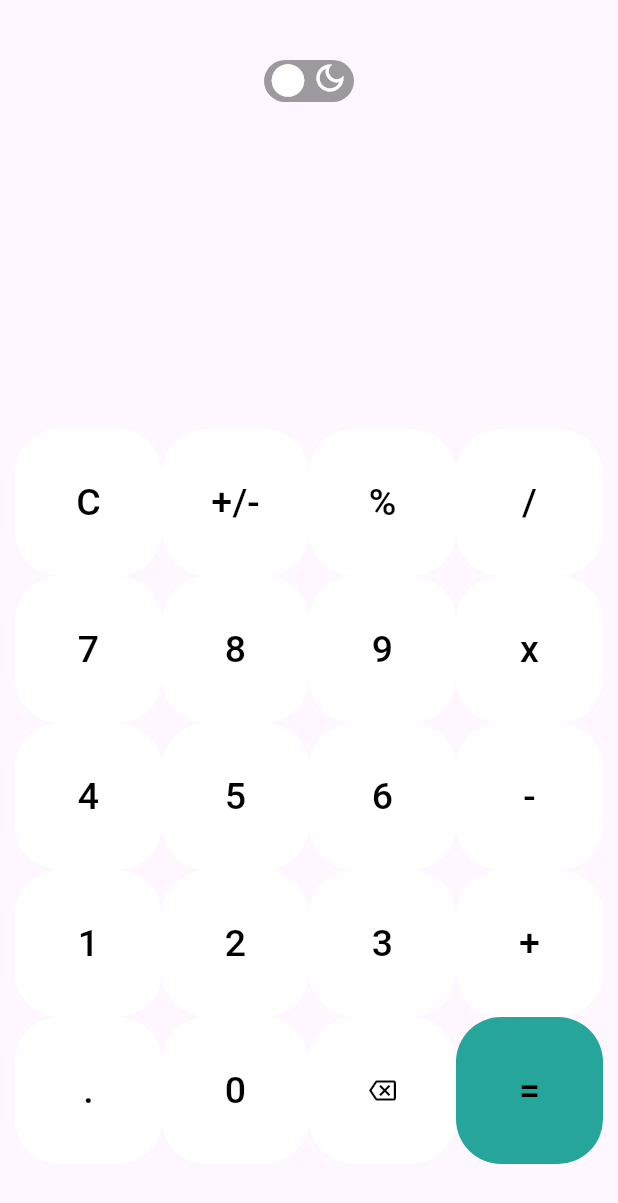
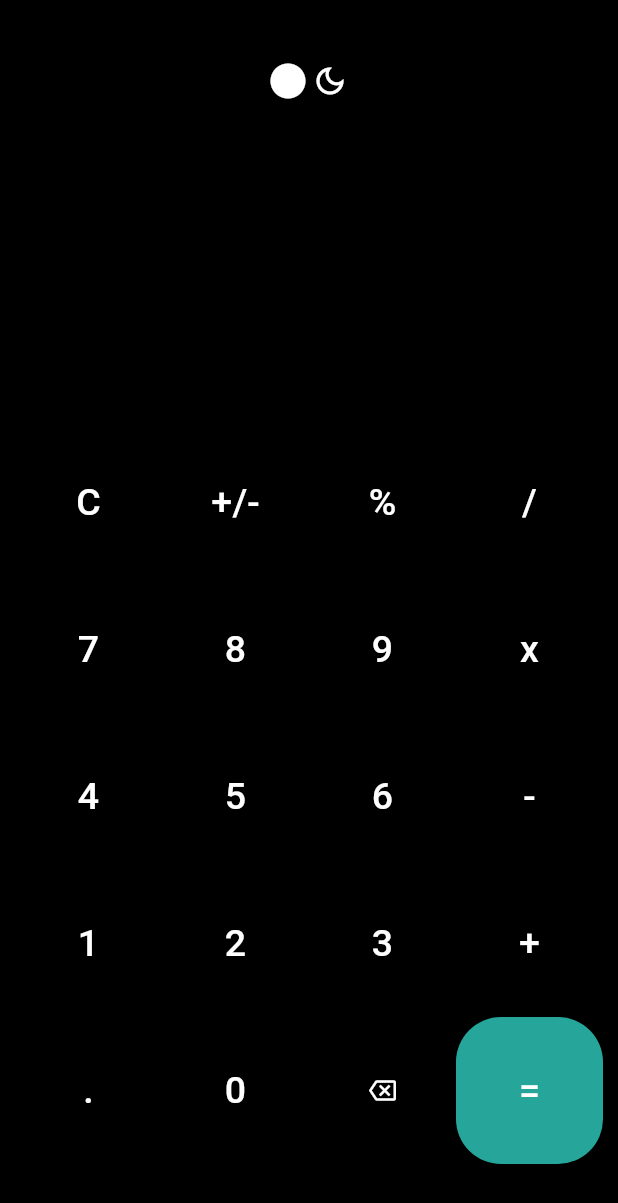
Before and after one commit to MingmarGyalzenSherpa/calculator-flutter, a Flutter app: the screen it shows after launch, after a tap on the "light mode" icon, on a phone screen of 412 x 824 dp. Shown: the top 1203 px of the screen. Run offline on Flutter 3.47's test engine with Material 3 defaults, Android fonts, the phone set to English and light mode, and no system bars; missing offline and left inert: eval_ex.

Commit message:
added light and dark mode theme

```diff
--- a/lib/pages/home.dart
+++ b/lib/pages/home.dart
@@ -97,11 +97,18 @@ class _HomeState extends State<Home> {
       }
 
   }
+  bool isLightMode = true;
 
-  bool isLightMode = true;
+  void changeMode(){
+    setState(() {
+      isLightMode = !isLightMode;
+    });
+    print("light mode = $isLightMode");
+  }
   @override
   Widget build(BuildContext context) {
     return Scaffold(
+      backgroundColor: isLightMode?Colors.white:Colors.black,
       body: SafeArea(
         child: Column(
           // crossAxisAlignment: CrossAxisAlignment.stretch,
@@ -109,9 +116,9 @@ class _HomeState extends State<Home> {
             SizedBox(
               height: 40,
             ),
-            ThemeModeToggle(),
-            Screen(label: math_exp,fontSize: 30,height: 100,fontColor: Colors.black26),
-            Screen(label:output, fontSize: 50, height: 100 ,fontColor: Colors.black,),
+            ThemeModeToggle(callback: changeMode),
+            Screen(label: math_exp,fontSize: 30,height: 100,fontColor:isLightMode? Colors.black26:Colors.grey),
+            Screen(label:output, fontSize: 50, height: 100 ,fontColor:isLightMode? Colors.black:Colors.white,),
             Expanded(
               child: Container(
                 // color:Colors.red,
@@ -120,7 +127,9 @@ class _HomeState extends State<Home> {
                   itemCount: buttons.length,
                     gridDelegate: SliverGridDelegateWithFixedCrossAxisCount(crossAxisCount: 4),
                     itemBuilder: (context,index){
-                      return CalculatorButton(label:buttons[index], callback:handleButton);
+                      return CalculatorButton(label:buttons[index], callback:handleButton,backgroundColor: isLightMode?Colors.white:Colors.black,
+                      foregroundColor: isLightMode?Colors.black:Colors.white,
+                      );
                     }),
               )
             ),
--- a/lib/widgets/themeModeToggle.dart
+++ b/lib/widgets/themeModeToggle.dart
@@ -1,7 +1,8 @@
 import 'package:flutter/material.dart';
 
 class ThemeModeToggle extends StatefulWidget {
-  const ThemeModeToggle({super.key});
+  final Function callback;
+  const ThemeModeToggle({super.key,required this.callback});
 
   @override
   State<ThemeModeToggle> createState() => _ThemeModeToggleState();
@@ -17,6 +18,7 @@ class _ThemeModeToggleState extends State<ThemeModeToggle> {
         setState(() {
           isLightMode = !isLightMode;
         });
+          widget.callback();
       },
       child: AnimatedContainer(
         duration: Duration(milliseconds: 300),
@@ -29,19 +31,21 @@ class _ThemeModeToggleState extends State<ThemeModeToggle> {
         child:Stack(
             children: [
               Positioned(
-                top:1,
+                top:2,
                 left: 4,
                 child: Icon(Icons.light_mode,color: Colors.orangeAccent,),
               ),
               Positioned(
+                top:2,
                 right:4,
                 child: Icon(Icons.dark_mode_outlined,color:Colors.white),
               ),
               AnimatedPositioned(
-                  child: Icon(Icons.circle,color:isLightMode?Colors.grey:Colors.white,size: 26,),
+                  child: Icon(Icons.circle,color:isLightMode?Colors.grey:Colors.white,size: 28,),
                   duration:Duration(milliseconds: 300),
-                  top:0.5,
-                left:isLightMode?29:3,
+                  top:0,
+
+                left:isLightMode?29:2,
               )
             ],
         )
```
